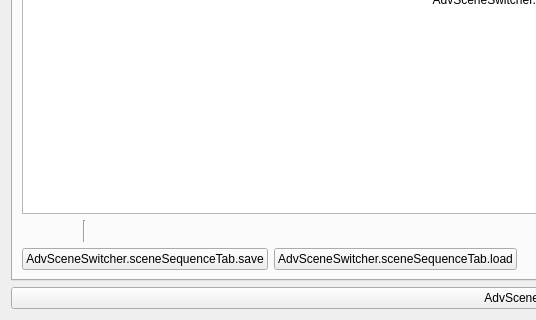
WarmUpTill/SceneSwitcher, file forms/advanced-scene-switcher.ui: the form before one commit; both pictures show x 0 to 536 and y 280 to 600 of the 1100 by 600 pixel window.
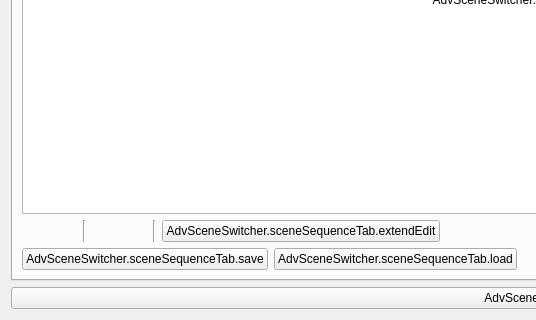
The form after the commit. The open tabs and pages were chosen to show the change. Icons and pictures are not drawn.

Commit message: Remove edit button from each widget. Implement save/laod for extended sequence. Rework extended sequence label.

```diff
--- a/forms/advanced-scene-switcher.ui
+++ b/forms/advanced-scene-switcher.ui
@@ -2824,6 +2824,20 @@
            </property>
           </widget>
          </item>
+         <item>
+          <widget class="Line" name="line">
+           <property name="orientation">
+            <enum>Qt::Vertical</enum>
+           </property>
+          </widget>
+         </item>
+         <item>
+          <widget class="QPushButton" name="sequenceEdit">
+           <property name="text">
+            <string>AdvSceneSwitcher.sceneSequenceTab.extendEdit</string>
+           </property>
+          </widget>
+         </item>
          <item>
           <spacer name="horizontalSpacer_8">
            <property name="orientation">
```
The commit also changes 3 other files.
